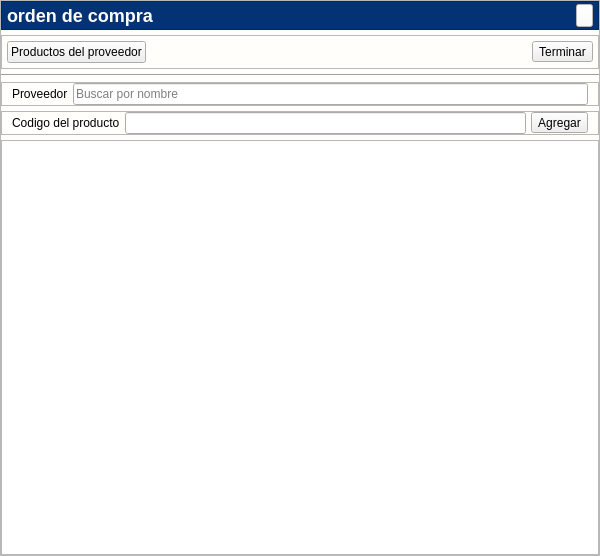
This is app/View/UserInterfaceUi/UI_CREAR_ORDEN_DE_COMPRA.ui in LAngelVp/software-punto-de-venta as Qt 5 draws it before an edit. The edited form follows.
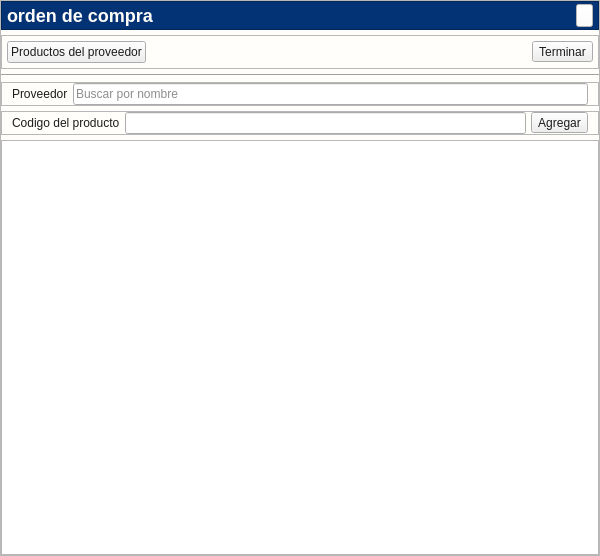
This is the edited form. Icons and pictures are not drawn.

```diff
--- a/app/View/UserInterfaceUi/UI_CREAR_ORDEN_DE_COMPRA.ui
+++ b/app/View/UserInterfaceUi/UI_CREAR_ORDEN_DE_COMPRA.ui
@@ -26,7 +26,10 @@
    <string>Form</string>
   </property>
   <property name="styleSheet">
-   <string notr="true">#Orden_compra{
+   <string notr="true">*{
+color: #1d1c1c;
+}
+#Orden_compra{
 background-color: #fffefb;
 }
 #contenedor_encabezado{
@@ -39,6 +42,7 @@
 font-weight:bold;
 font-family:&quot;Arial&quot;;
 }
+[objectName*=&quot;contenedor&quot;]{ background: #fffefb; border:none;}
 [objectName*=&quot;frame&quot;]{
 background-color: #fffefb;
 }
@@ -107,6 +111,7 @@
 [objectName*=&quot;tabla_&quot;] {
     font-family: Arial;
     font-size: 14px;
+background: #F5F5F5;
 }
 
 /* Encabezados de la tabla */
```
Left out of the diff: 36 changed lines with no effect on the pictures.
